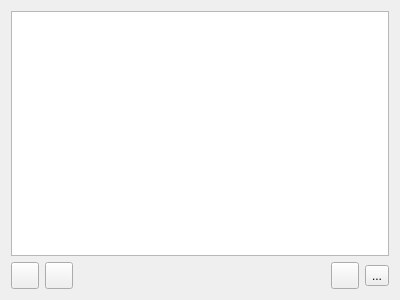
First picture: the form in specviz/data/qt/ui/data_list_plugin.ui, repository spacetelescope/specviz, before the edit.
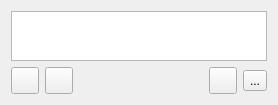
Second picture: the form after the edit. Icons and pictures are not drawn.

Commit message: Fix aggressive refactor bugs; reduce min data list height

The edit to the form file:
```diff
--- a/specviz/data/qt/ui/data_list_plugin.ui
+++ b/specviz/data/qt/ui/data_list_plugin.ui
@@ -2,14 +2,6 @@
 <ui version="4.0">
  <class>Form</class>
  <widget class="QWidget" name="Form">
-  <property name="geometry">
-   <rect>
-    <x>0</x>
-    <y>0</y>
-    <width>400</width>
-    <height>300</height>
-   </rect>
-  </property>
   <property name="windowTitle">
    <string>Form</string>
   </property>
@@ -17,11 +9,23 @@
    <item>
     <widget class="QListWidget" name="list_widget_data_list">
      <property name="sizePolicy">
-      <sizepolicy hsizetype="Expanding" vsizetype="Expanding">
+      <sizepolicy hsizetype="Expanding" vsizetype="Ignored">
        <horstretch>0</horstretch>
-       <verstretch>0</verstretch>
+       <verstretch>1</verstretch>
       </sizepolicy>
      </property>
+     <property name="minimumSize">
+      <size>
+       <width>0</width>
+       <height>50</height>
+      </size>
+     </property>
+     <property name="baseSize">
+      <size>
+       <width>0</width>
+       <height>50</height>
+      </size>
+     </property>
     </widget>
    </item>
    <item>
```
The commit also changes 12 other files.
